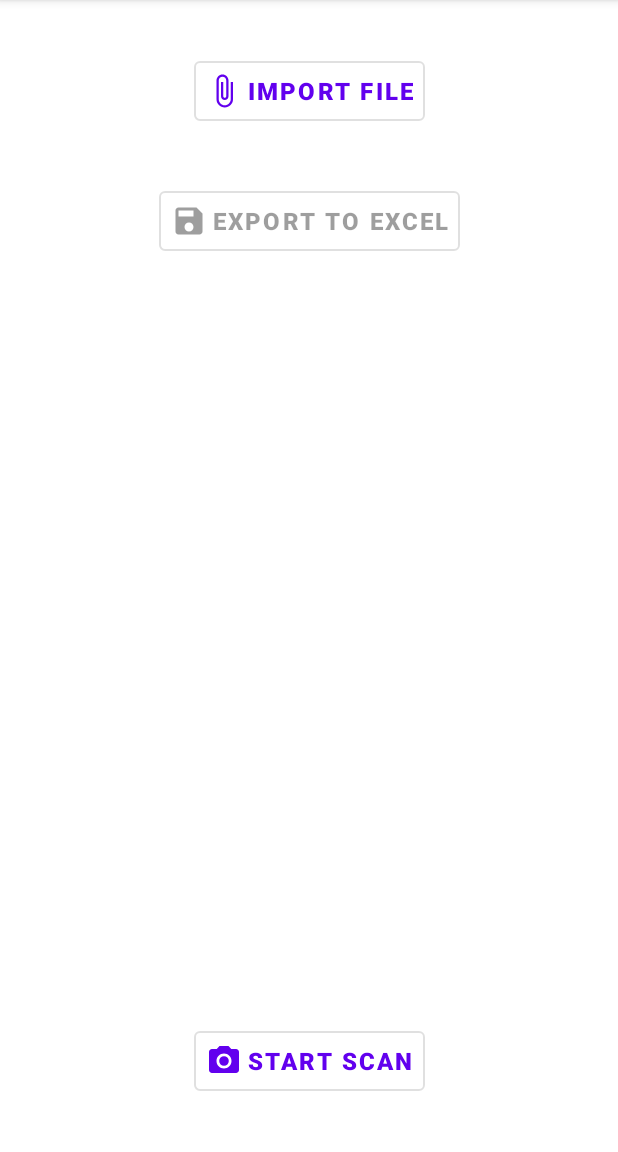
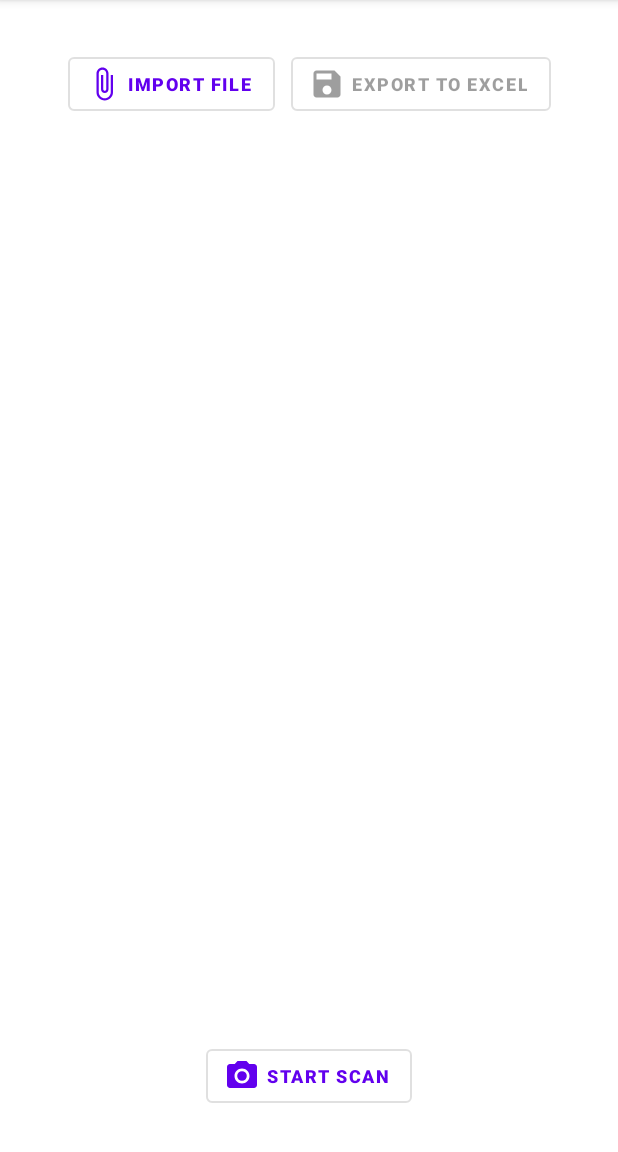
Before and after one commit to galbarak161/BarcodeScannerApp, an Android app: the screen it shows after launch (MainActivity), on a phone screen of 412 x 824 dp, the part 84-1236 px from its top. Run offline under Robolectric (Android 15) with nearby library versions, the phone set to English and light mode, and no system bars; our stand-ins replace data binding; libraries missing offline, so code that uses them is left out: com.google.zxing.integration.

Commit message:
Change layout

```diff
--- a/app/src/main/res/layout/activity_main.xml
+++ b/app/src/main/res/layout/activity_main.xml
@@ -1,84 +1,101 @@
 <?xml version="1.0" encoding="utf-8"?>
-<layout>
+<layout xmlns:tools="http://schemas.android.com/tools"
+    xmlns:android="http://schemas.android.com/apk/res/android"
+    xmlns:app="http://schemas.android.com/apk/res-auto">
     <androidx.constraintlayout.widget.ConstraintLayout
-        xmlns:android="http://schemas.android.com/apk/res/android"
-        xmlns:app="http://schemas.android.com/apk/res-auto"
-        xmlns:tools="http://schemas.android.com/tools"
         android:id="@+id/constraint_layout"
         android:layout_width="match_parent"
         android:layout_height="match_parent"
         tools:context=".MainActivity">
 
-        <com.google.android.material.button.MaterialButton
-            android:id="@+id/bt_import"
+        <LinearLayout
+            android:id="@+id/upper_layout"
+
             android:layout_width="wrap_content"
             android:layout_height="wrap_content"
-
-            android:text="@string/button_importSourceFile"
-            android:textStyle="bold"
-            android:padding="@dimen/dp_8"
-            android:textSize="@dimen/sp_16"
+            android:orientation="horizontal"
+            android:padding="5dp"
 
             app:layout_constraintStart_toStartOf="parent"
             app:layout_constraintEnd_toEndOf="parent"
             app:layout_constraintTop_toTopOf="parent"
-            app:layout_constraintBottom_toTopOf="@id/bt_save"
-            app:icon="@drawable/ic_attach_file"
-            style="@style/Widget.MaterialComponents.Button.OutlinedButton.Icon"/>
+            app:layout_constraintBottom_toTopOf="@id/display_barcodes_recycler_view" >
 
 
-        <com.google.android.material.button.MaterialButton
-            android:id="@+id/bt_save"
-            android:layout_width="wrap_content"
-            android:layout_height="wrap_content"
+            <com.google.android.material.button.MaterialButton
+                android:id="@+id/bt_import"
 
-            android:text=  "@string/button_save"
-            android:textStyle="bold"
-            android:padding="@dimen/dp_8"
-            android:textSize="@dimen/sp_16"
+                android:layout_width="match_parent"
+                android:layout_height="wrap_content"
+                android:layout_margin="5dp"
 
+                android:text="@string/button_importSourceFile"
+                android:textSize="12sp"
+                android:textStyle="bold"
+
+                app:icon="@drawable/ic_attach_file"
+                style="@style/Widget.MaterialComponents.Button.OutlinedButton.Icon"
+
+                app:layout_constraintEnd_toEndOf="parent"
+                app:layout_constraintStart_toStartOf="parent"
+                app:layout_constraintTop_toTopOf="parent" />
+
+            <com.google.android.material.button.MaterialButton
+                android:id="@+id/bt_save"
+
+                android:layout_width="match_parent"
+                android:layout_height="wrap_content"
+                android:layout_margin="5dp"
+
+                android:text="@string/button_save"
+                android:textSize="12sp"
+                android:textStyle="bold"
+
+                app:icon="@drawable/ic_save"
+                style="@style/Widget.MaterialComponents.Button.OutlinedButton.Icon"
+
+                app:layout_constraintEnd_toEndOf="parent"
+                app:layout_constraintStart_toStartOf="parent"
+                app:layout_constraintTop_toTopOf="parent" />
+
+        </LinearLayout>
+
+        <androidx.recyclerview.widget.RecyclerView
+            android:id="@+id/display_barcodes_recycler_view"
+            android:layout_width="0dp"
+            android:layout_height="0dp"
+            app:layout_constraintHeight_percent="0.7"
+
+            android:visibility="invisible"
+
+            android:layout_margin="8dp"
 
             app:layout_constraintStart_toStartOf="parent"
             app:layout_constraintEnd_toEndOf="parent"
-            app:layout_constraintTop_toBottomOf="@id/bt_import"
-            app:layout_constraintBottom_toTopOf="@id/display_barcodes_recycler_view"
-
-            app:icon="@drawable/ic_save"
-            style="@style/Widget.MaterialComponents.Button.OutlinedButton.Icon"/>
-
-        <androidx.recyclerview.widget.RecyclerView
-            android:id="@+id/display_barcodes_recycler_view"
-            android:layout_width="@dimen/dp_0"
-            android:layout_height="@dimen/dp_0"
-            app:layout_constraintHeight_percent="0.55"
-
-            android:visibility="invisible"
-
-            android:layout_margin="@dimen/dp_8"
-
-            app:layout_constraintStart_toStartOf="parent"
-            app:layout_constraintEnd_toEndOf="parent"
-            app:layout_constraintTop_toBottomOf="@id/bt_save"
+            app:layout_constraintTop_toBottomOf="@id/upper_layout"
             app:layout_constraintBottom_toTopOf="@id/bt_scan"
             app:layout_constraintBottom_toBottomOf="parent"/>
 
         <com.google.android.material.button.MaterialButton
+
             android:id="@+id/bt_scan"
+
             android:layout_width="wrap_content"
             android:layout_height="wrap_content"
+            android:layout_margin="5dp"
 
             android:text=  "@string/button_firstClick"
+            android:textSize="12sp"
             android:textStyle="bold"
-            android:padding="@dimen/dp_8"
-            android:textSize="@dimen/sp_16"
+
+            app:icon="@drawable/ic_camera"
+            style="@style/Widget.MaterialComponents.Button.OutlinedButton.Icon"
 
             app:layout_constraintStart_toStartOf="parent"
             app:layout_constraintEnd_toEndOf="parent"
             app:layout_constraintTop_toBottomOf="@id/display_barcodes_recycler_view"
-            app:layout_constraintBottom_toBottomOf="parent"
+            app:layout_constraintBottom_toBottomOf="parent"  />
 
-            app:icon="@drawable/ic_camera"
-            style="@style/Widget.MaterialComponents.Button.OutlinedButton.Icon"/>
         <!--<com.google.android.material.floatingactionbutton.FloatingActionButton
             android:id="@+id/floating_button_share_excel"
             android:layout_width="wrap_content"
--- a/app/src/main/res/values/dimens.xml
+++ /dev/null
@@ -1,9 +0,0 @@
-<?xml version="1.0" encoding="utf-8"?>
-<resources>
-    <dimen name="sp_16">16sp</dimen>
-    <dimen name="dp_8">8dp</dimen>
-    <dimen name="dp_0">0dp</dimen>
-    <dimen name="dp_4">4dp</dimen>
-    <dimen name="sp_12">12sp</dimen>
-    <dimen name="dp_16">16dp</dimen>
-</resources>
```
